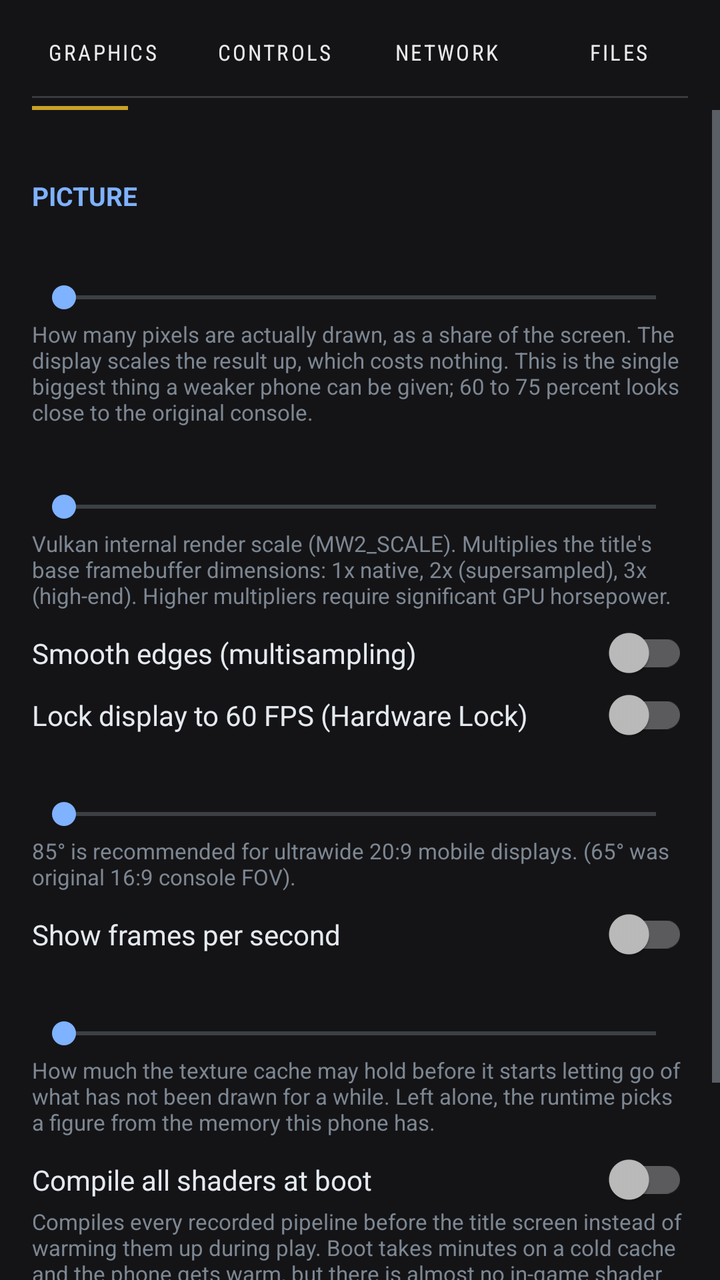
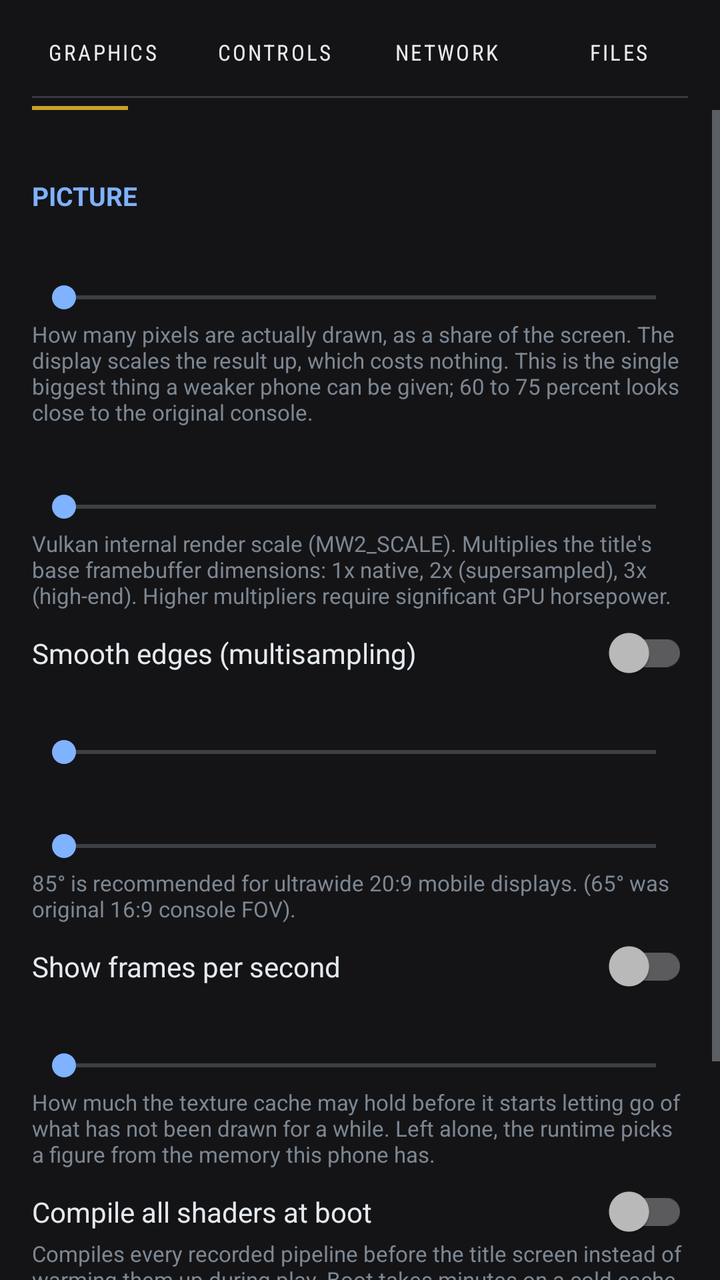

Before-and-after screenshots of an Android layout around one commit, followed by the original layout XML and the change that was made.
<!-- AndroidManifest.xml: application theme Theme.MW2 -->
<!-- res/layout/activity_settings.xml -->
<?xml version="1.0" encoding="utf-8"?>
<LinearLayout xmlns:android="http://schemas.android.com/apk/res/android"
    android:layout_width="match_parent"
    android:layout_height="match_parent"
    android:background="#141417"
    android:orientation="vertical">

    <LinearLayout
        android:id="@+id/tab_bar"
        android:layout_width="match_parent"
        android:layout_height="wrap_content"
        android:orientation="horizontal"
        android:paddingStart="8dp"
        android:paddingEnd="8dp"
        android:paddingTop="8dp"
        android:paddingBottom="0dp">

        <Button
            android:id="@+id/tab_graphics"
            android:layout_width="0dp"
            android:layout_height="wrap_content"
            android:layout_weight="1"
            android:minHeight="36dp"
            android:background="@android:color/transparent"
            android:gravity="center"
            android:text="@string/tab_graphics"
            android:textColor="#E8EAED"
            android:textSize="11sp"
            android:fontFamily="sans-serif-condensed"
            android:letterSpacing="0.1"
            android:stateListAnimator="@null" />

        <Button
            android:id="@+id/tab_controls"
            android:layout_width="0dp"
            android:layout_height="wrap_content"
            android:layout_weight="1"
            android:minHeight="36dp"
            android:background="@android:color/transparent"
            android:gravity="center"
            android:text="@string/tab_controls"
            android:textColor="#E8EAED"
            android:textSize="11sp"
            android:fontFamily="sans-serif-condensed"
            android:letterSpacing="0.1"
            android:stateListAnimator="@null" />

        <Button
            android:id="@+id/tab_network"
            android:layout_width="0dp"
            android:layout_height="wrap_content"
            android:layout_weight="1"
            android:minHeight="36dp"
            android:background="@android:color/transparent"
            android:gravity="center"
            android:text="@string/tab_network"
            android:textColor="#E8EAED"
            android:textSize="11sp"
            android:fontFamily="sans-serif-condensed"
            android:letterSpacing="0.1"
            android:stateListAnimator="@null" />

        <Button
            android:id="@+id/tab_files"
            android:layout_width="0dp"
            android:layout_height="wrap_content"
            android:layout_weight="1"
            android:minHeight="36dp"
            android:background="@android:color/transparent"
            android:gravity="center"
            android:text="@string/tab_files"
            android:textColor="#E8EAED"
            android:textSize="11sp"
            android:fontFamily="sans-serif-condensed"
            android:letterSpacing="0.1"
            android:stateListAnimator="@null" />
    </LinearLayout>

    <View
        android:layout_width="match_parent"
        android:layout_height="1dp"
        android:layout_marginStart="16dp"
        android:layout_marginEnd="16dp"
        android:layout_marginTop="4dp"
        android:background="#3A3A3E" />

    <View
        android:id="@+id/tab_rule"
        android:layout_width="48dp"
        android:layout_height="2dp"
        android:layout_marginStart="16dp"
        android:layout_marginTop="4dp"
        android:background="#C9A227" />

    <ScrollView
        android:layout_width="match_parent"
        android:layout_height="0dp"
        android:layout_weight="1"
        android:fillViewport="false">

        <LinearLayout
            android:layout_width="match_parent"
            android:layout_height="wrap_content"
            android:orientation="vertical"
            android:padding="16dp">

            
            <LinearLayout
                android:id="@+id/page_graphics"
                android:layout_width="match_parent"
                android:layout_height="wrap_content"
                android:orientation="vertical">

                <TextView
                    style="@style/SectionHeading"
                    android:layout_width="match_parent"
                    android:layout_height="wrap_content"
                    android:text="@string/section_picture" />

                <TextView
                    android:id="@+id/resolution_label"
                    style="@style/SettingLabel"
                    android:layout_width="match_parent"
                    android:layout_height="wrap_content" />

                <SeekBar
                    android:id="@+id/resolution"
                    android:layout_width="match_parent"
                    android:layout_height="wrap_content" />

                <TextView
                    style="@style/SettingHint"
                    android:layout_width="match_parent"
                    android:layout_height="wrap_content"
                    android:text="@string/resolution_hint" />

                <TextView
                    android:id="@+id/render_scale_label"
                    style="@style/SettingLabel"
                    android:layout_width="match_parent"
                    android:layout_height="wrap_content" />

                <SeekBar
                    android:id="@+id/render_scale"
                    android:layout_width="match_parent"
                    android:layout_height="wrap_content" />

                <TextView
                    style="@style/SettingHint"
                    android:layout_width="match_parent"
                    android:layout_height="wrap_content"
                    android:text="@string/render_scale_hint" />

                <androidx.appcompat.widget.SwitchCompat
                    android:id="@+id/msaa"
                    style="@style/SettingSwitch"
                    android:layout_width="match_parent"
                    android:layout_height="wrap_content"
                    android:text="@string/msaa" />

                <androidx.appcompat.widget.SwitchCompat
                    android:id="@+id/prefer60"
                    style="@style/SettingSwitch"
                    android:layout_width="match_parent"
                    android:layout_height="wrap_content"
                    android:text="@string/prefer_60" />

                <TextView
                    android:id="@+id/fov_label"
                    style="@style/SettingLabel"
                    android:layout_width="match_parent"
                    android:layout_height="wrap_content" />

                <SeekBar
                    android:id="@+id/fov_slider"
                    android:layout_width="match_parent"
                    android:layout_height="wrap_content" />

                <TextView
                    style="@style/SettingHint"
                    android:layout_width="match_parent"
                    android:layout_height="wrap_content"
                    android:text="@string/fov_hint" />

                <androidx.appcompat.widget.SwitchCompat
                    android:id="@+id/stats"
                    style="@style/SettingSwitch"
                    android:layout_width="match_parent"
                    android:layout_height="wrap_content"
                    android:text="@string/show_stats" />

                <TextView
                    android:id="@+id/texture_label"
                    style="@style/SettingLabel"
                    android:layout_width="match_parent"
                    android:layout_height="wrap_content" />

                <SeekBar
                    android:id="@+id/texture_budget"
                    android:layout_width="match_parent"
                    android:layout_height="wrap_content" />

                <TextView
                    style="@style/SettingHint"
                    android:layout_width="match_parent"
                    android:layout_height="wrap_content"
                    android:text="@string/texture_hint" />

                <androidx.appcompat.widget.SwitchCompat
                    android:id="@+id/prewarm_all"
                    style="@style/SettingSwitch"
                    android:layout_width="match_parent"
                    android:layout_height="wrap_content"
                    android:text="@string/prewarm_all" />

                <TextView
                    style="@style/SettingHint"
                    android:layout_width="match_parent"
                    android:layout_height="wrap_content"
                    android:text="@string/prewarm_all_hint" />

                <TextView
                    style="@style/SectionHeading"
                    android:layout_width="match_parent"
                    android:layout_height="wrap_content"
                    android:text="@string/section_sound" />

                <androidx.appcompat.widget.SwitchCompat
                    android:id="@+id/audio"
                    style="@style/SettingSwitch"
                    android:layout_width="match_parent"
                    android:layout_height="wrap_content"
                    android:text="@string/audio_on" />
            </LinearLayout>

            
            <LinearLayout
                android:id="@+id/page_controls"
                android:layout_width="match_parent"
                android:layout_height="wrap_content"
                android:orientation="vertical"
                android:visibility="gone">

                <TextView
                    style="@style/SectionHeading"
                    android:layout_width="match_parent"
                    android:layout_height="wrap_content"
                    android:text="@string/section_controls" />

                <androidx.appcompat.widget.SwitchCompat
                    android:id="@+id/touch"
                    style="@style/SettingSwitch"
                    android:layout_width="match_parent"
                    android:layout_height="wrap_content"
                    android:text="@string/touch_controls" />

                <androidx.appcompat.widget.SwitchCompat
                    android:id="@+id/gamepad"
                    style="@style/SettingSwitch"
                    android:layout_width="match_parent"
                    android:layout_height="wrap_content"
                    android:text="@string/use_gamepad" />

                <TextView
                    style="@style/SettingHint"
                    android:layout_width="match_parent"
                    android:layout_height="wrap_content"
                    android:text="@string/gamepad_hint" />

                <androidx.appcompat.widget.SwitchCompat
                    android:id="@+id/vibration"
                    style="@style/SettingSwitch"
                    android:layout_width="match_parent"
                    android:layout_height="wrap_content"
                    android:text="@string/vibration" />

                <androidx.appcompat.widget.SwitchCompat
                    android:id="@+id/invert"
                    style="@style/SettingSwitch"
                    android:layout_width="match_parent"
                    android:layout_height="wrap_content"
                    android:text="@string/invert_look" />

                <TextView
                    android:id="@+id/look_x_label"
                    style="@style/SettingLabel"
                    android:layout_width="match_parent"
                    android:layout_height="wrap_content" />

                <SeekBar
                    android:id="@+id/look_x"
                    android:layout_width="match_parent"
                    android:layout_height="wrap_content" />

                <TextView
                    android:id="@+id/look_y_label"
                    style="@style/SettingLabel"
                    android:layout_width="match_parent"
                    android:layout_height="wrap_content" />

                <SeekBar
                    android:id="@+id/look_y"
                    android:layout_width="match_parent"
                    android:layout_height="wrap_content" />

                <TextView
                    android:id="@+id/smoothing_label"
                    style="@style/SettingLabel"
                    android:layout_width="match_parent"
                    android:layout_height="wrap_content" />

                <SeekBar
                    android:id="@+id/smoothing"
                    android:layout_width="match_parent"
                    android:layout_height="wrap_content" />

                <TextView
                    style="@style/SettingHint"
                    android:layout_width="match_parent"
                    android:layout_height="wrap_content"
                    android:text="@string/smoothing_hint" />

                <TextView
                    style="@style/SettingHint"
                    android:layout_width="match_parent"
                    android:layout_height="wrap_content"
                    android:layout_marginTop="10dp"
                    android:text="@string/edit_controls_where" />
            </LinearLayout>

            
            <LinearLayout
                android:id="@+id/page_network"
                android:layout_width="match_parent"
                android:layout_height="wrap_content"
                android:orientation="vertical"
                android:visibility="gone">

                <TextView
                    style="@style/SectionHeading"
                    android:layout_width="match_parent"
                    android:layout_height="wrap_content"
                    android:text="@string/tab_network" />

                <TextView
                    style="@style/SettingLabel"
                    android:layout_width="match_parent"
                    android:layout_height="wrap_content"
                    android:text="@string/player_name" />

                <EditText
                    android:id="@+id/player_name"
                    android:layout_width="match_parent"
                    android:layout_height="wrap_content"
                    android:hint="@string/player_name"
                    android:inputType="text"
                    android:maxLength="15"
                    android:singleLine="true"
                    android:textColor="#E2E8F0"
                    android:textColorHint="#64748B" />

                <TextView
                    style="@style/SettingHint"
                    android:layout_width="match_parent"
                    android:layout_height="wrap_content"
                    android:text="@string/player_name_hint" />

                <androidx.appcompat.widget.SwitchCompat
                    android:id="@+id/lan_accept"
                    style="@style/SettingSwitch"
                    android:layout_width="match_parent"
                    android:layout_height="wrap_content"
                    android:text="@string/lan_accept" />

                <TextView
                    style="@style/SettingHint"
                    android:layout_width="match_parent"
                    android:layout_height="wrap_content"
                    android:text="@string/lan_accept_hint" />

                <TextView
                    style="@style/SettingLabel"
                    android:layout_width="match_parent"
                    android:layout_height="wrap_content"
                    android:text="@string/lan_iface" />

                <EditText
                    android:id="@+id/lan_iface"
                    android:layout_width="match_parent"
                    android:layout_height="wrap_content"
                    android:hint="@string/lan_iface"
                    android:inputType="text"
                    android:maxLength="64"
                    android:singleLine="true"
                    android:textColor="#E2E8F0"
                    android:textColorHint="#64748B" />

                <TextView
                    style="@style/SettingHint"
                    android:layout_width="match_parent"
                    android:layout_height="wrap_content"
                    android:text="@string/lan_iface_hint" />
            </LinearLayout>

            
            <LinearLayout
                android:id="@+id/page_files"
                android:layout_width="match_parent"
                android:layout_height="wrap_content"
                android:orientation="vertical"
                android:visibility="gone">

                <TextView
                    style="@style/SectionHeading"
                    android:layout_width="match_parent"
                    android:layout_height="wrap_content"
                    android:text="@string/section_files" />

                <TextView
                    android:id="@+id/paths"
                    style="@style/SettingHint"
                    android:layout_width="match_parent"
                    android:layout_height="wrap_content" />

                <Button
                    android:id="@+id/forget"
                    android:layout_width="match_parent"
                    android:layout_height="wrap_content"
                    android:layout_marginTop="10dp"
                    android:text="@string/forget_install" />

                <TextView
                    style="@style/SectionHeading"
                    android:layout_width="match_parent"
                    android:layout_height="wrap_content"
                    android:text="@string/section_storage" />

                <TextView
                    android:id="@+id/storage"
                    style="@style/SettingHint"
                    android:layout_width="match_parent"
                    android:layout_height="wrap_content"
                    android:text="@string/storage_computing" />

                <Button
                    android:id="@+id/clear_shaders"
                    android:layout_width="match_parent"
                    android:layout_height="wrap_content"
                    android:layout_marginTop="10dp"
                    android:text="@string/clear_shaders" />

                <Button
                    android:id="@+id/clear_logs"
                    android:layout_width="match_parent"
                    android:layout_height="wrap_content"
                    android:layout_marginTop="10dp"
                    android:text="@string/clear_logs" />

                <Button
                    android:id="@+id/install_mods"
                    android:layout_width="match_parent"
                    android:layout_height="wrap_content"
                    android:layout_marginTop="10dp"
                    android:text="@string/install_mods" />

                <TextView
                    style="@style/SettingHint"
                    android:layout_width="match_parent"
                    android:layout_height="wrap_content"
                    android:text="@string/install_mods_hint" />
            </LinearLayout>
        </LinearLayout>
    </ScrollView>
</LinearLayout>
<!-- resources referenced by this layout -->
<resources>
  <string name="audio_on">Sound</string>
  <string name="clear_logs">Clear logs</string>
  <string name="clear_shaders">Clear shader cache</string>
  <string name="edit_controls_where">The on-screen pad is edited in the game: pause and choose “Edit controls”.</string>
  <string name="forget_install">Forget the installed files</string>
  <string name="fov_hint">85° is recommended for ultrawide 20:9 mobile displays. (65° was original 16:9 console FOV).</string>
  <string name="gamepad_hint">Turn this off to ignore controllers entirely. Some phones report an accessory, or their own sensors, as a gamepad with a stick that is not centred, which makes the character walk on its own.</string>
  <string name="install_mods">Install mod files</string>
  <string name="install_mods_hint">Extra maps, weapons and modes for this install\'s game version. Choose the extracted folder: its .ff, .pak and .bik files are copied into the game folder. Scripts and plugins are reported and left alone — this port runs no plugin system.</string>
  <string name="invert_look">Invert looking up and down</string>
  <string name="lan_accept">Accept network invites automatically</string>
  <string name="lan_accept_hint">When another player on the network invites this phone to their lobby, join without asking. Off means invites are only logged.</string>
  <string name="lan_iface">Announced adapter (blank = auto)</string>
  <string name="lan_iface_hint">Which connection sessions invite to: a name or address piece (WiFi, wlan0, 192.168.1). Needed with a VPN and WiFi at once, so guests are told a door they can reach.</string>
  <string name="msaa">Smooth edges (multisampling)</string>
  <string name="player_name">Network player name</string>
  <string name="player_name_hint">The name other players on the network see (15 characters at most). Empty means the profile\u2019s name, which on a fresh install is \u201cPlayer 1\u201d.</string>
  <string name="prefer_60">Lock display to 60 FPS (Hardware Lock)</string>
  <string name="prewarm_all">Compile all shaders at boot</string>
  <string name="prewarm_all_hint">Compiles every recorded pipeline before the title screen instead of warming them up during play. Boot takes minutes on a cold cache and the phone gets warm, but there is almost no in-game shader stutter left afterwards. Off means the quick 2-second boot with background warmup.</string>
  <string name="render_scale_hint">Vulkan internal render scale (MW2_SCALE). Multiplies the title\'s base framebuffer dimensions: 1x native, 2x (supersampled), 3x (high-end). Higher multipliers require significant GPU horsepower.</string>
  <string name="resolution_hint">How many pixels are actually drawn, as a share of the screen. The display scales the result up, which costs nothing. This is the single biggest thing a weaker phone can be given; 60 to 75 percent looks close to the original console.</string>
  <string name="section_controls">Controls</string>
  <string name="section_files">Game files</string>
  <string name="section_picture">Picture</string>
  <string name="section_sound">Sound</string>
  <string name="section_storage">Storage</string>
  <string name="show_stats">Show frames per second</string>
  <string name="smoothing_hint">Evens out a finger\'s jitter on glass. Too much and aiming feels like it is on ice.</string>
  <string name="storage_computing">Measuring…</string>
  <string name="tab_controls">CONTROLS</string>
  <string name="tab_files">FILES</string>
  <string name="tab_graphics">GRAPHICS</string>
  <string name="tab_network">NETWORK</string>
  <string name="texture_hint">How much the texture cache may hold before it starts letting go of what has not been drawn for a while. Left alone, the runtime picks a figure from the memory this phone has.</string>
  <string name="touch_controls">On-screen controls</string>
  <string name="use_gamepad">Use a physical controller</string>
  <string name="vibration">Vibration</string>
  <!-- unchanged entries left out for length: 5 -->
</resources>

<!-- the commit's change to res/layout/activity_settings.xml (unified diff, before → after) -->
@@ -158,13 +158,16 @@
                     android:layout_height="wrap_content"
                     android:text="@string/msaa" />
 
-                <androidx.appcompat.widget.SwitchCompat
-                    android:id="@+id/prefer60"
-                    style="@style/SettingSwitch"
-                    android:layout_width="match_parent"
-                    android:layout_height="wrap_content"
-                    android:text="@string/prefer_60" />
-
+                    <TextView
+        android:id="@+id/fps_limit_label"
+        style="@style/SettingLabel"
+        android:layout_width="match_parent"
+        android:layout_height="wrap_content" />
+
+    <SeekBar
+        android:id="@+id/fps_limit"
+        android:layout_width="match_parent"
+        android:layout_height="wrap_content" />
                 <TextView
                     android:id="@+id/fov_label"
                     style="@style/SettingLabel"
<!-- resource entries referenced after the edit -->
@@ -17,7 +17,6 @@
   <string name="msaa">Smooth edges (multisampling)</string>
   <string name="player_name">Network player name</string>
   <string name="player_name_hint">The name other players on the network see (15 characters at most). Empty means the profile\u2019s name, which on a fresh install is \u201cPlayer 1\u201d.</string>
-  <string name="prefer_60">Lock display to 60 FPS (Hardware Lock)</string>
   <string name="prewarm_all">Compile all shaders at boot</string>
   <string name="prewarm_all_hint">Compiles every recorded pipeline before the title screen instead of warming them up during play. Boot takes minutes on a cold cache and the phone gets warm, but there is almost no in-game shader stutter left afterwards. Off means the quick 2-second boot with background warmup.</string>
   <string name="render_scale_hint">Vulkan internal render scale (MW2_SCALE). Multiplies the title\'s base framebuffer dimensions: 1x native, 2x (supersampled), 3x (high-end). Higher multipliers require significant GPU horsepower.</string>
